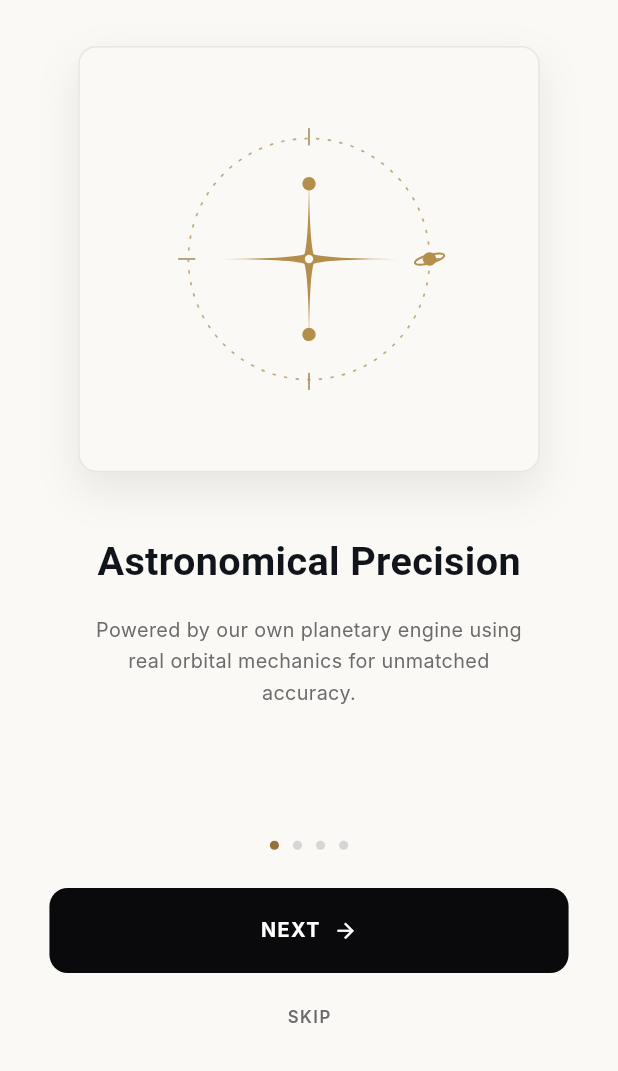
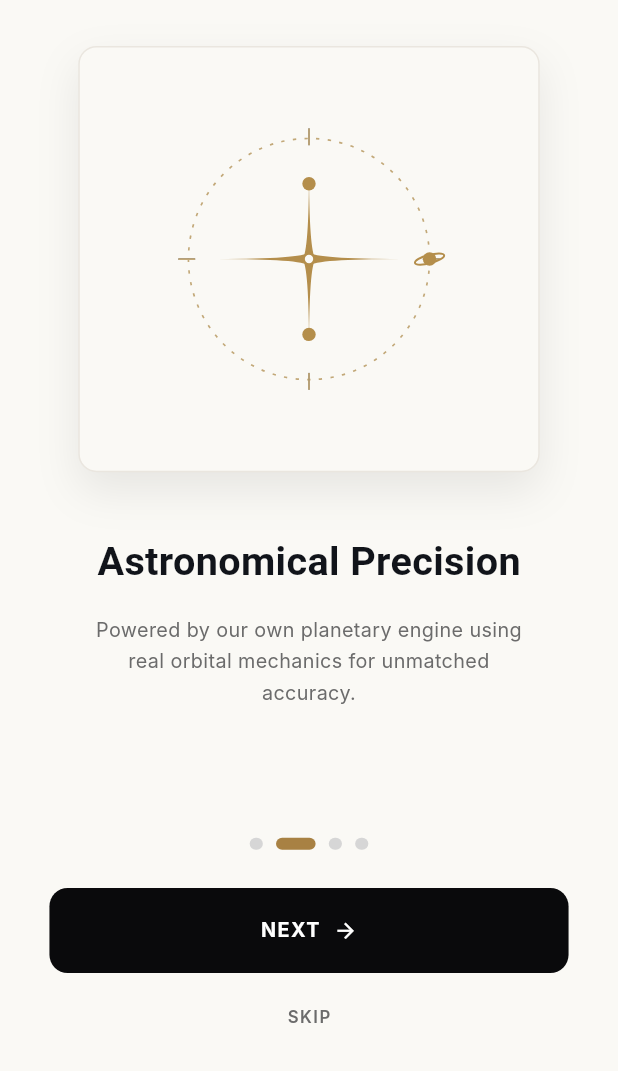
Before and after one commit to kiranshah59/Digital_kundali, a Flutter app: the screen it shows after launch, swiped to page 2, on a phone screen of 412 x 824 dp, the part 165-1236 px from its top. Run offline on Flutter 3.47's test engine with Material 3 defaults, Android fonts, the phone set to English and light mode, and no system bars; our stand-ins replace flutter_screenutil, flutter_svg; Roboto replaces fonts that are missing (Georgia, Inter).

Commit message:
fix(ui): apply unified pill dots to onboarding and splash screens

```diff
--- a/lib/features/onboarding/pages/onboarding_screen.dart
+++ b/lib/features/onboarding/pages/onboarding_screen.dart
@@ -72,20 +72,12 @@ class OnboardingScreen extends StatelessWidget {
           SizedBox(height: 16.h),
           Row(
             mainAxisAlignment: MainAxisAlignment.center,
-            children: List.generate(
-              4,
-              (index) => Container(
-                margin: EdgeInsets.symmetric(horizontal: 4.w),
-                width: 6.w,
-                height: 6.h,
-                decoration: BoxDecoration(
-                  color: index == 0
-                      ? const Color(0xFF947239)
-                      : const Color(0xFFD6D6D6),
-                  shape: BoxShape.circle,
-                ),
-              ),
-            ),
+            children: [
+              _buildDot(false),
+              _buildDot(true),
+              _buildDot(false),
+              _buildDot(false),
+            ],
           ),
           SizedBox(height: 25.h),
           SizedBox(
@@ -138,4 +130,16 @@ class OnboardingScreen extends StatelessWidget {
       ),
     );
   }
+
+  Widget _buildDot(bool isActive) {
+    return Container(
+      margin: EdgeInsets.symmetric(horizontal: 4.w),
+      width: isActive ? 24.w : 8.w,
+      height: 8.h,
+      decoration: BoxDecoration(
+        color: isActive ? const Color(0xFFA88143) : const Color(0xFFD6D6D6),
+        borderRadius: BorderRadius.circular(4.r),
+      ),
+    );
+  }
 }
--- a/lib/features/splash/pages/splash_screen.dart
+++ b/lib/features/splash/pages/splash_screen.dart
@@ -189,7 +189,7 @@ class SplashScreen extends StatelessWidget {
                       Row(
                         mainAxisAlignment: MainAxisAlignment.center,
                         children: List.generate(
-                          3,
+                          4,
                           (index) => Container(
                             margin: EdgeInsets.symmetric(horizontal: 3.w),
                             width: 4.w,
```
